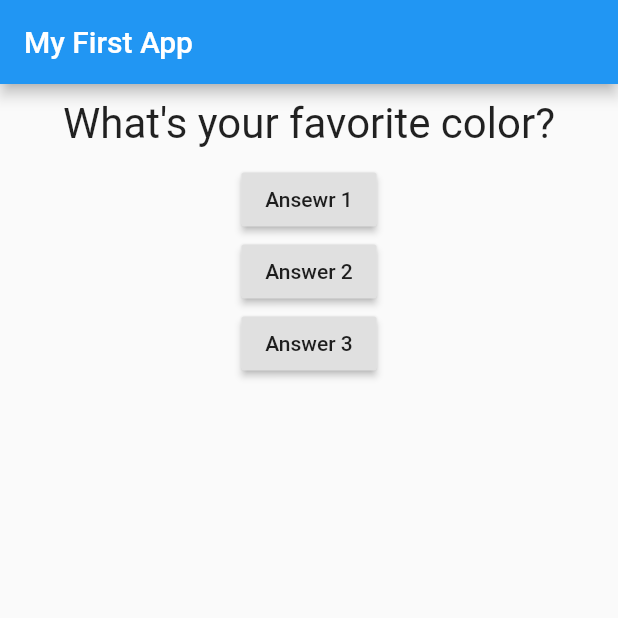
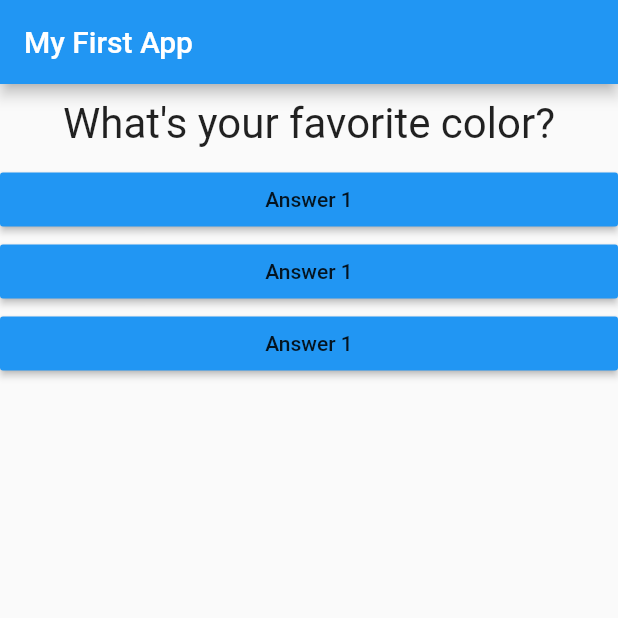
Before and after one commit to Henry-Ning/flutter_complete_guide, a Flutter app: the screen it shows after launch, on a phone screen of 412 x 824 dp, the top half of it. Run offline on Flutter 3.47's test engine with Material 2 defaults, Android fonts, the phone set to English and light mode, and no system bars.

Commit message:
43. Passing Callback Functions Around 11min

```diff
--- /dev/null
+++ b/lib/answer.dart
@@ -0,0 +1,18 @@
+import 'package:flutter/material.dart';
+
+class Answer extends StatelessWidget {
+  final Function selectHandler;
+
+  Answer(this.selectHandler);
+
+  @override
+  Widget build(BuildContext context) {
+    return Container(
+        width: double.infinity,
+        child: RaisedButton(
+          color: Colors.blue,
+          child: Text('Answer 1'),
+          onPressed: selectHandler,
+        ));
+  }
+}
--- a/lib/main.dart
+++ b/lib/main.dart
@@ -1,6 +1,7 @@
 import 'package:flutter/material.dart';
 
 import './question.dart';
+import './answer.dart';
 
 // void main() {
 //   runApp(MyApp());
@@ -41,20 +42,9 @@ class _MyAppState extends State {
             Question(
               questions[_questionIndex],
             ),
-            RaisedButton(
-              child: Text('Ansewr 1'),
-              onPressed: _answerQuestion,
-            ),
-            RaisedButton(
-              child: Text('Answer 2'),
-              onPressed: () => print('Ansewr 2 chosen!'),
-            ),
-            RaisedButton(
-              child: Text('Answer 3'),
-              onPressed: () {
-                print('Answer 3 chosen');
-              },
-            ),
+            Answer(_answerQuestion),
+            Answer(_answerQuestion),
+            Answer(_answerQuestion),
           ],
         ),
       ),
```
